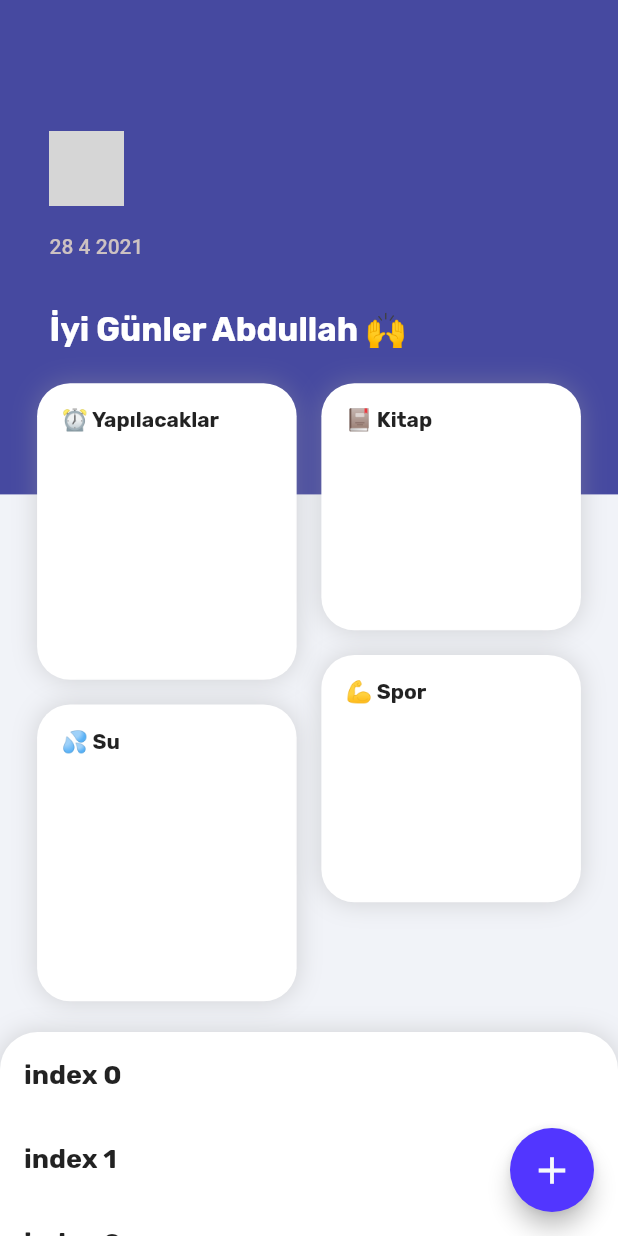
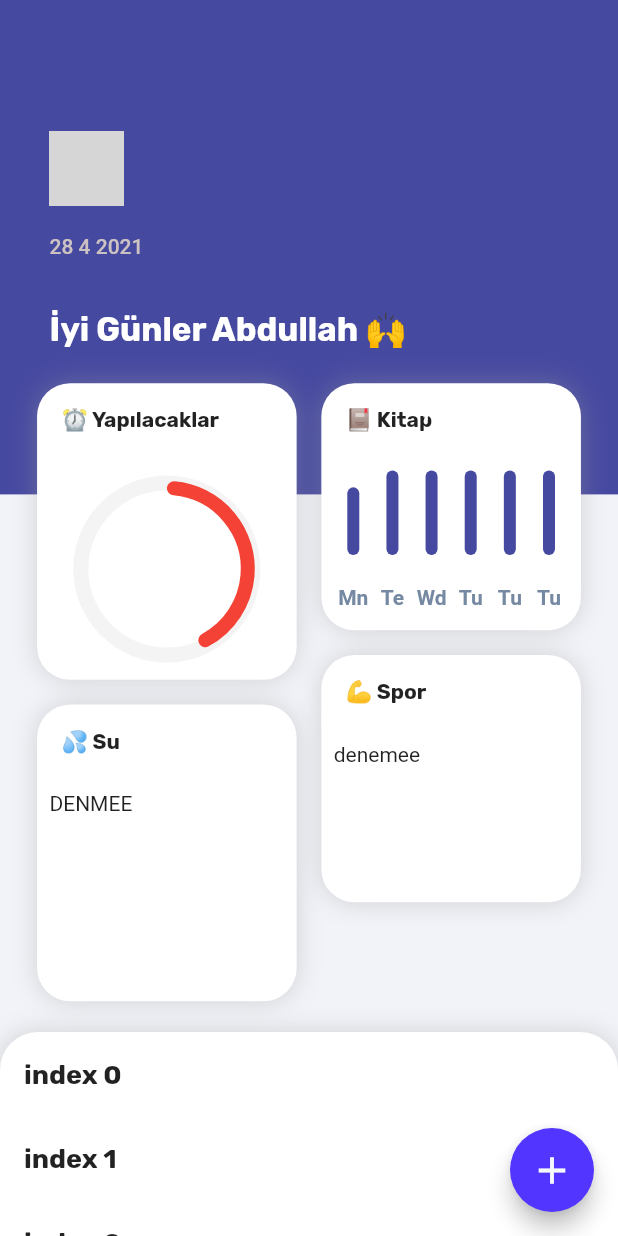
Before and after one commit to aoguz1/Coery-Mobile, a Flutter app: the screen it shows after launch, on a phone screen of 412 x 824 dp. Run offline on Flutter 3.47's test engine with Material 2 defaults, Android fonts, the phone set to English and light mode, and no system bars; drawn by our look-alikes of fl_chart, syncfusion_flutter_gauges; our stand-ins replace auto_size_text, dio, easy_localization, flutter_mobx, flutter_svg, mobx and 1 more; missing offline and left inert: kartal, vexana; generated files the repository leaves out were written again; network calls fail; statements that could not run were skipped; project files that could hold a hidden picture were left out; grey boxes are pictures that could not be loaded.

Commit message:
add chart

```diff
--- a/lib/view/home/view/home_view.dart
+++ b/lib/view/home/view/home_view.dart
@@ -1,8 +1,11 @@
 import 'dart:ui';
-
+import 'package:fl_chart/fl_chart.dart';
+import 'package:fluttermvvmtemplate/core/components/card/large_card_widget.dart';
+import 'package:syncfusion_flutter_gauges/gauges.dart';
 import 'package:flutter/cupertino.dart';
 import 'package:flutter/material.dart';
 import 'package:flutter/painting.dart';
+import 'package:fluttermvvmtemplate/core/components/card/mini_card.dart';
 import 'package:fluttermvvmtemplate/core/constants/app/color_constants.dart';
 import 'package:fluttermvvmtemplate/core/extension/context_extension.dart';
 import 'package:fluttermvvmtemplate/view/detail/view/detail_view.dart';
@@ -83,116 +86,185 @@ class HomeView extends StatelessWidget {
               ],
             ),
           ),
-          Positioned(
+          LargeCardWidget(
+            left: context.mediaQuery.size.width * 0.06,
             top: context.mediaQuery.size.height * 0.310,
-            left: context.mediaQuery.size.width * 0.06,
-            child: Container(
-              decoration: BoxDecoration(boxShadow: [
-                BoxShadow(
-                  color: Colors.grey.withOpacity(0.4),
-                  spreadRadius: 0.01,
-                  blurRadius: 14,
-                  offset: Offset(0, 0.1), // changes position of shadow
-                ),
-              ], color: Colors.white, borderRadius: BorderRadius.circular(22)),
-              width: context.mediaQuery.size.width * 0.42,
-              height: context.mediaQuery.size.height * 0.24,
-              child: Column(
-                crossAxisAlignment: CrossAxisAlignment.start,
-                children: [
-                  Container(
-                    padding: context.paddingNormal,
-                    child: Text(
-                      '⏰ Yapılacaklar',
-                      style: context.textTheme.bodyText1,
-                    ),
+            child: Expanded(
+              child: Padding(
+                padding: context.paddingLow,
+                child: SfRadialGauge(
+                  axes: <RadialAxis>[
+                    RadialAxis(
+                      minimum: 0,
+                      maximum: 100,
+                      showLabels: true,
+                      showTicks: false,
+                      startAngle: 270,
+                      endAngle: 270,
+                      useRangeColorForAxis: true,
+                      maximumLabels: 0,
+                      showLastLabel: false,
+                      labelOffset: context.mediaQuery.size.height * 0.06,
+                      labelFormat: '%23',
+                      axisLabelStyle:
+                          GaugeTextStyle(fontWeight: FontWeight.w600),
+                      axisLineStyle: AxisLineStyle(color: Color(0xFFF5F4F4)),
+                      pointers: <GaugePointer>[
+                        RangePointer(
+                          value: 43.5,
+                          width: 0.15,
+                          color: Colors.red,
+                          pointerOffset: 0.06,
+                          cornerStyle: CornerStyle.bothCurve,
+                          sizeUnit: GaugeSizeUnit.factor,
+                        )
+                      ],
                     )
                   ],
                 ),
               ),
             ),
-          Positioned(
+            text: '⏰ Yapılacaklar',
+          ),
+          LargeCardWidget(
             top: context.mediaQuery.size.height * 0.570,
             left: context.mediaQuery.size.width * 0.06,
+            text: '💦 Su',
+            child: Expanded(
+                child: Padding(
+              padding: context.paddingLow,
+              child: Text('DENMEE'),
+            )),
+          ),
+          MiniCardWidget(
+            right: context.mediaQuery.size.height * 0.03,
+            top: context.mediaQuery.size.height * 0.310,
+            text: '📕 Kitap',
+            child: Expanded(
               child: Container(
-              decoration: BoxDecoration(boxShadow: [
-                BoxShadow(
-                  color: Colors.grey.withOpacity(0.4),
-                  spreadRadius: 0.01,
-                  blurRadius: 14,
-                  offset: Offset(0, 0.1), // changes position of shadow
+                  padding: context.paddingLow,
+                  child: BarChart(
+                    BarChartData(
+                      alignment: BarChartAlignment.spaceAround,
+                      maxY: 10,
+                      barTouchData: BarTouchData(
+                        enabled: false,
+                        touchTooltipData: BarTouchTooltipData(
+                          tooltipBgColor: Colors.transparent,
+                          tooltipPadding: const EdgeInsets.all(0),
+                          tooltipMargin: 8,
+                          getTooltipItem: (
+                            BarChartGroupData group,
+                            int groupIndex,
+                            BarChartRodData rod,
+                            int rodIndex,
+                          ) {
+                            return BarTooltipItem(
+                              rod.y.round().toString(),
+                              TextStyle(
+                                color: Colors.white,
+                                fontWeight: FontWeight.bold,
                               ),
-              ], color: Colors.white, borderRadius: BorderRadius.circular(22)),
-              width: context.mediaQuery.size.width * 0.42,
-              height: context.mediaQuery.size.height * 0.24,
-              child: Column(
-                crossAxisAlignment: CrossAxisAlignment.start,
-                children: [
-                  Container(
-                    padding: context.paddingNormal,
-                    child: Text(
-                      '💦 Su',
-                      style: context.textTheme.bodyText1,
+                            );
+                          },
                         ),
-                  )
+                      ),
+                      titlesData: FlTitlesData(
+                        show: true,
+                        bottomTitles: SideTitles(
+                          showTitles: true,
+                          getTextStyles: (value) => const TextStyle(
+                              color: Color(0xff7589a2),
+                              fontWeight: FontWeight.bold,
+                              fontSize: 14),
+                          margin: 20,
+                          getTitles: (double value) {
+                            switch (value.toInt()) {
+                              case 0:
+                                return 'Mn';
+                              case 1:
+                                return 'Te';
+                              case 2:
+                                return 'Wd';
+                              case 3:
+                                return 'Tu';
+                              case 4:
+                                return 'Fr';
+                              case 5:
+                                return 'St';
+                              case 6:
+                                return 'Sn';
+                              default:
+                                return '';
+                            }
+                          },
+                        ),
+                        leftTitles: SideTitles(showTitles: false),
+                      ),
+                      borderData: FlBorderData(
+                        show: false,
+                      ),
+                      barGroups: [
+                        BarChartGroupData(
+                          x: 0,
+                          barRods: [
+                            BarChartRodData(
+                                y: 8, colors: [context.colors.primary])
+                          ],
+                          showingTooltipIndicators: [0],
+                        ),
+                        BarChartGroupData(
+                          x: 1,
+                          barRods: [
+                            BarChartRodData(
+                                y: 10, colors: [context.colors.primary])
+                          ],
+                          showingTooltipIndicators: [0],
+                        ),
+                        BarChartGroupData(
+                          x: 2,
+                          barRods: [
+                            BarChartRodData(
+                                y: 14, colors: [context.colors.primary])
+                          ],
+                          showingTooltipIndicators: [0],
+                        ),
+                        BarChartGroupData(
+                          x: 3,
+                          barRods: [
+                            BarChartRodData(
+                                y: 15, colors: [context.colors.primary])
+                          ],
+                          showingTooltipIndicators: [0],
+                        ),
+                        BarChartGroupData(
+                          x: 3,
+                          barRods: [
+                            BarChartRodData(
+                                y: 13, colors: [context.colors.primary])
+                          ],
+                          showingTooltipIndicators: [0],
+                        ),
+                        BarChartGroupData(
+                          x: 3,
+                          barRods: [
+                            BarChartRodData(
+                                y: 10, colors: [context.colors.primary])
+                          ],
+                          showingTooltipIndicators: [0],
+                        ),
                       ],
                     ),
+                  )),
             ),
           ),
-          Positioned(
-            right: context.mediaQuery.size.height * 0.03,
-            top: context.mediaQuery.size.height * 0.310,
-            child: Container(
-              decoration: BoxDecoration(boxShadow: [
-                BoxShadow(
-                  color: Colors.grey.withOpacity(0.4),
-                  spreadRadius: 0.01,
-                  blurRadius: 14,
-                  offset: Offset(0, 0.1), // changes position of shadow
-                ),
-              ], color: Colors.white, borderRadius: BorderRadius.circular(22)),
-              width: context.mediaQuery.size.width * 0.42,
-              padding: EdgeInsets.all(0),
-              height: context.mediaQuery.size.height * 0.20,
-              child: Column(
-                crossAxisAlignment: CrossAxisAlignment.start,
-                children: [
-                  Container(
-                    padding: context.paddingNormal,
-                    child: Text('📕 ' + 'Kitap',
-                        style: context.textTheme.bodyText1),
-                  )
-                ],
-              ),
-            ),
-          ),
-          Positioned(
+          MiniCardWidget(
             right: context.mediaQuery.size.height * 0.03,
             top: context.mediaQuery.size.height * 0.53,
+            text: '💪 Spor',
+            child: Expanded(
                 child: Container(
-              decoration: BoxDecoration(boxShadow: [
-                BoxShadow(
-                  color: Colors.grey.withOpacity(0.4),
-                  spreadRadius: 0.01,
-                  blurRadius: 14,
-                  offset: Offset(0, 0.1), // changes position of shadow
-                ),
-              ], color: Colors.white, borderRadius: BorderRadius.circular(22)),
-              width: context.mediaQuery.size.width * 0.42,
-              height: context.mediaQuery.size.height * 0.20,
-              child: Column(
-                crossAxisAlignment: CrossAxisAlignment.start,
-                children: [
-                  Container(
-                    padding: context.paddingNormal,
-                    child: Text(
-                      '💪 Spor',
-                      style: context.textTheme.bodyText1,
-                    ),
-                  )
-                ],
-              ),
-            ),
+                    padding: context.paddingLow, child: Text('denemee'))),
           ),
           DraggableScrollableSheet(
               initialChildSize: 0.165,
@@ -208,7 +280,16 @@ class HomeView extends StatelessWidget {
                           title: Text('index $index'),
                         );
                       }),
-                  decoration: BoxDecoration(
+                  decoration: scroolViewRadiusEffect(),
+                );
+              }),
+        ],
+      ),
+    );
+  }
+
+  BoxDecoration scroolViewRadiusEffect() {
+    return BoxDecoration(
       color: Colors.white,
       boxShadow: [
         BoxShadow(
@@ -220,10 +301,7 @@ class HomeView extends StatelessWidget {
       ],
       borderRadius: BorderRadius.only(
         topLeft: Radius.circular(25),
-                          topRight: Radius.circular(25))),
-                );
-              })
-        ],
+        topRight: Radius.circular(25),
       ),
     );
   }
```
Lines whose indentation alone changed are shown as unchanged.
